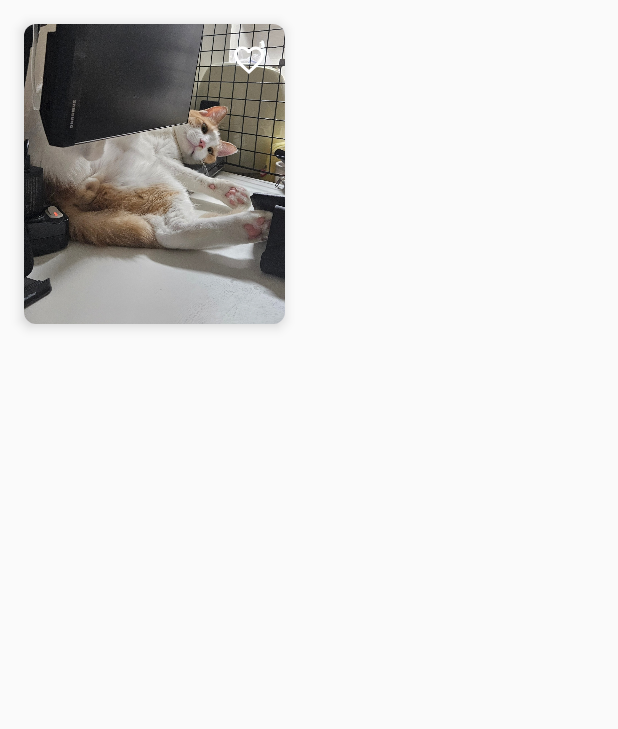
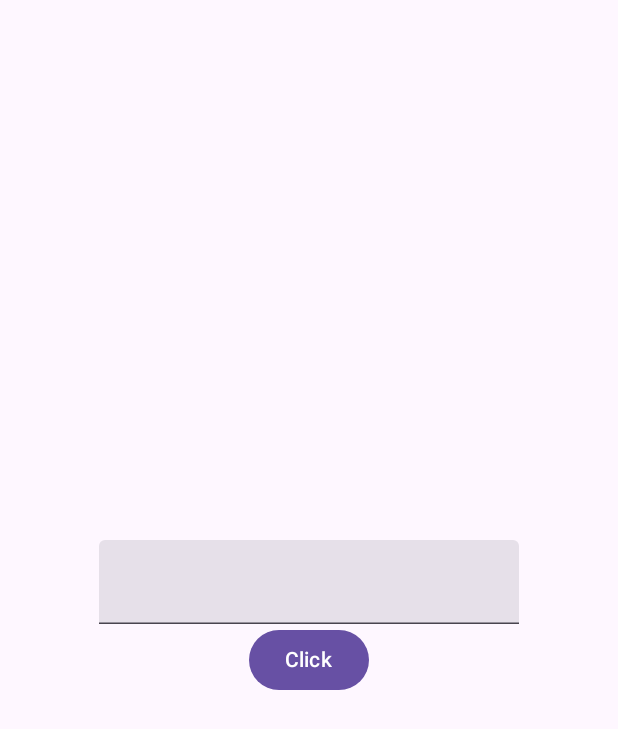
Before and after one commit to dodragon/Compose, an Android app built with Jetpack Compose: the screen it shows after launch (ViewsActivity before the commit, TextFieldActivity after it), on a phone screen of 412 x 824 dp. Shown: the top 729 px of the screen. Run offline under Robolectric (Android 15) with nearby library versions, the phone set to English and light mode, and no system bars.

Commit message:
Compose Learning - TextField - Scaffold - Snackbar

```diff
--- a/app/src/main/java/com/example/compose/MainActivity.kt
+++ b/app/src/main/java/com/example/compose/MainActivity.kt
@@ -23,6 +23,7 @@ import androidx.compose.ui.tooling.preview.Preview
 import androidx.compose.ui.unit.dp
 import com.example.compose.base.BaseActivity
 import com.example.compose.exam.LazyColumnActivity
+import com.example.compose.exam.TextFieldActivity
 import com.example.compose.exam.ViewsActivity
 import com.example.compose.ui.theme.ComposeTheme
 
@@ -32,7 +33,7 @@ class MainActivity : BaseActivity() {
 
     override fun onCreate(savedInstanceState: Bundle?) {
         super.onCreate(savedInstanceState)
-        startActivity(Intent(this, ViewsActivity::class.java))
+        startActivity(Intent(this, TextFieldActivity::class.java))
 
         setContent {
             ComposeTheme {
--- /dev/null
+++ b/app/src/main/java/com/example/compose/exam/TextFieldActivity.kt
@@ -0,0 +1,87 @@
+package com.example.compose.exam
+
+import android.os.Bundle
+import androidx.activity.ComponentActivity
+import androidx.activity.compose.setContent
+import androidx.activity.enableEdgeToEdge
+import androidx.compose.foundation.layout.Arrangement
+import androidx.compose.foundation.layout.Column
+import androidx.compose.foundation.layout.fillMaxSize
+import androidx.compose.foundation.layout.padding
+import androidx.compose.material3.Button
+import androidx.compose.material3.Scaffold
+import androidx.compose.material3.SnackbarHost
+import androidx.compose.material3.SnackbarHostState
+import androidx.compose.material3.Text
+import androidx.compose.material3.TextField
+import androidx.compose.runtime.Composable
+import androidx.compose.runtime.mutableStateOf
+import androidx.compose.runtime.remember
+import androidx.compose.runtime.rememberCoroutineScope
+import androidx.compose.ui.Alignment
+import androidx.compose.ui.Modifier
+import androidx.compose.ui.platform.LocalSoftwareKeyboardController
+import androidx.compose.ui.tooling.preview.Preview
+import com.example.compose.base.BaseActivity
+import com.example.compose.ui.theme.ComposeTheme
+import kotlinx.coroutines.launch
+
+class TextFieldActivity : BaseActivity(){
+    override fun onCreate(savedInstanceState: Bundle?) {
+        super.onCreate(savedInstanceState)
+        setContent {
+            ResultView()
+        }
+    }
+
+    @Composable
+    override fun ResultView() {
+        val (text, setValue) = remember {
+            mutableStateOf("")
+        }
+
+        val snackbarHostState = remember {
+            SnackbarHostState()
+        }
+        val scope = rememberCoroutineScope()
+        val keyboardController = LocalSoftwareKeyboardController.current
+
+
+        Scaffold(
+            snackbarHost = { SnackbarHost(hostState = snackbarHostState) }
+        ) {
+            Column(
+                modifier = Modifier.fillMaxSize(),
+                verticalArrangement = Arrangement.Center,
+                horizontalAlignment = Alignment.CenterHorizontally
+            ) {
+                TextField(
+                    value = text,
+                    onValueChange = setValue
+                )
+                Button(onClick = {
+                    keyboardController?.hide()
+                    scope.launch {
+                        snackbarHostState.showSnackbar("result: $text")
+                    }
+                }) {
+                    Text(text = "Click")
+                }
+            }
+
+            it
+        }
+    }
+
+    override fun onBack() {
+        finish()
+    }
+
+    @Preview(showBackground = true)
+    @Composable
+    fun Preview() {
+        ComposeTheme {
+            ResultView()
+        }
+    }
+}
--- a/app/src/main/res/values/strings.xml
+++ b/app/src/main/res/values/strings.xml
@@ -5,4 +5,6 @@
     <string name="title_activity_box">BoxActivity</string>
     <string name="title_activity_lazy_column">LazyColumnActivity</string>
     <string name="title_activity_views">ViewsActivity</string>
+    <string name="title_activity_text_field">TextFieldActivity</string>
+    <string name="title_activity_navigation">NavigationActivity</string>
 </resources>
```
Also changed, not shown: app/src/main/AndroidManifest.xml (+10 -0 lines).
